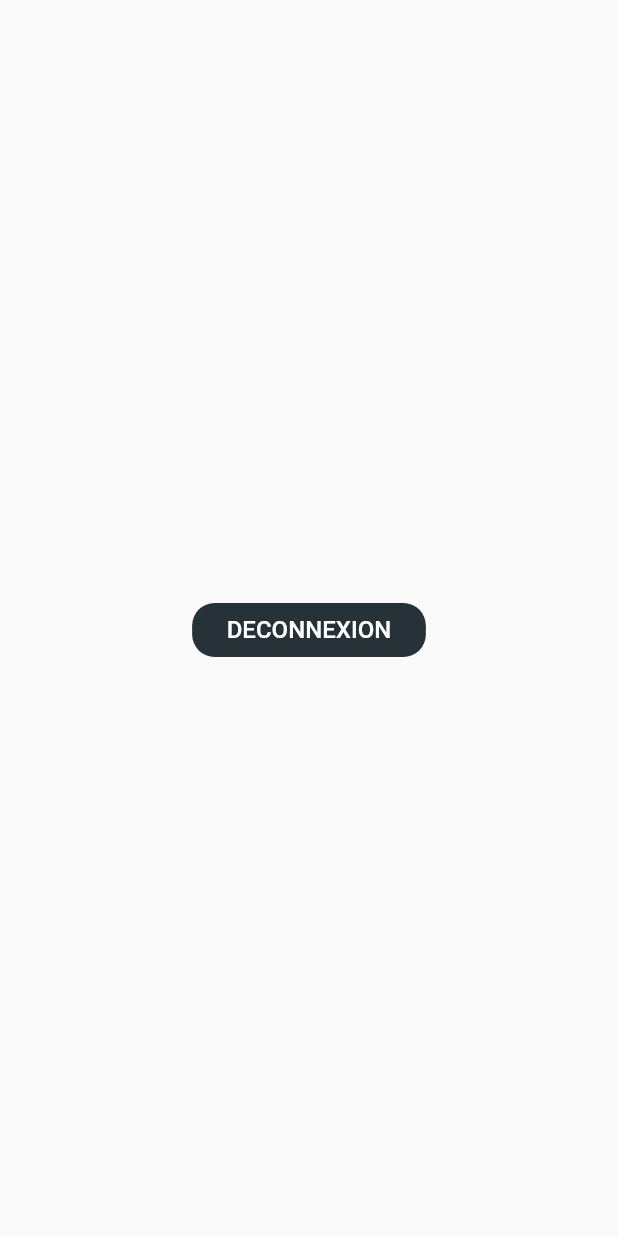
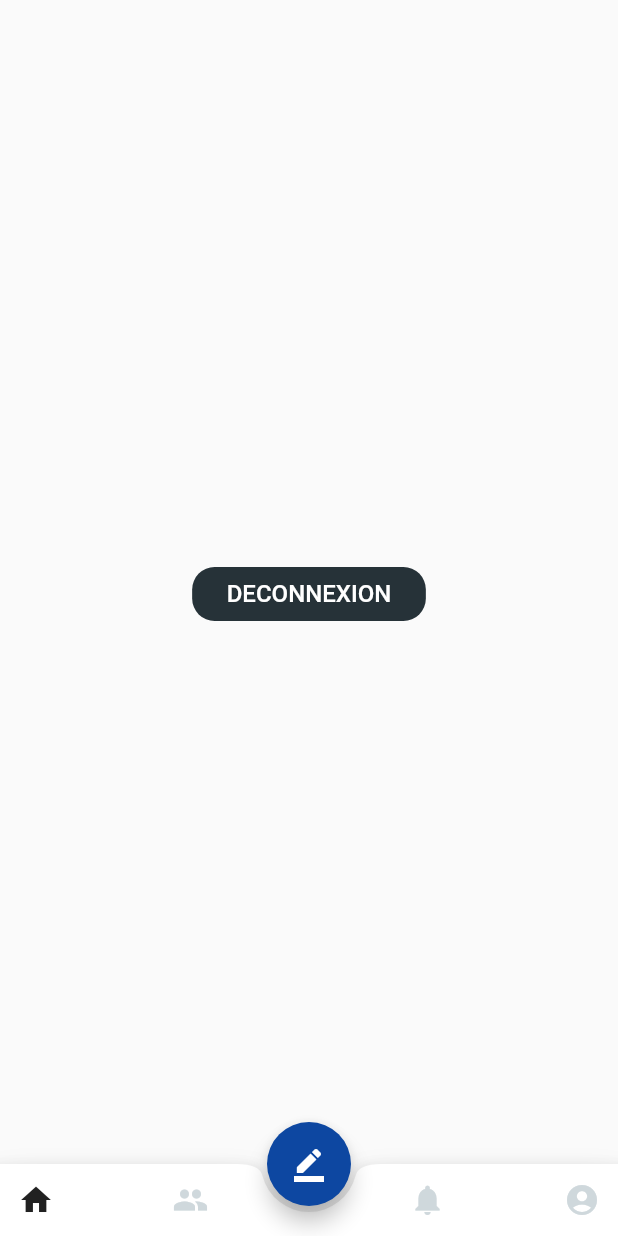
Before and after one commit to henriSedjame/app_social, a Flutter app: the screen it shows once a user with an empty profile is signed in, after a tap on "DECONNEXION", on a phone screen of 412 x 824 dp. Run offline on Flutter 3.47's test engine with Material 2 defaults, Android fonts, the phone set to English and light mode, and no system bars; our stand-ins replace cloud_firestore, firebase_auth, flutter_form_builder, flutter_mobx, get_it, injectable and 1 more; accounts and stored records are empty; generated files the repository leaves out were written again.

Commit message:
Page de Main

```diff
--- a/lib/main.dart
+++ b/lib/main.dart
@@ -1,11 +1,10 @@
 import 'package:app_social/domain/services/AuthenticationService.dart';
 import 'package:app_social/ui/pages/identification_page.dart';
-import 'package:app_social/ui/widgets/AppRaisedButton.dart';
+import 'package:app_social/ui/pages/main_page.dart';
 import 'package:firebase_auth/firebase_auth.dart';
 import 'package:flutter/material.dart';
 import 'package:get_it/get_it.dart';
 import 'config/InjectableConfig.dart' as Configuration;
-import 'ui/widgets/AppWidgets.dart';
 
 void main() {
   Configuration.configureInjection();
@@ -28,22 +27,7 @@ class MyApp extends StatelessWidget {
             stream: authenticationService.authStream,
             builder:
                 (BuildContext context, AsyncSnapshot<FirebaseUser> snapshot) {
-              return snapshot.hasData ? Scaffold(
-                body: Center(
-                  child: Column(
-                    mainAxisAlignment: MainAxisAlignment.center,
-                    children: <Widget>[
-                      Text('${snapshot.data.email}'),
-                      AppRaisedButton(
-                        text: 'DECONNEXION',
-                        color: Colors.blueGrey[900],
-                        elevation: 0.0,
-                        onPressed: () => authenticationService.logout(),
-                      )
-                    ],
-                  )
-                ),
-              ) : IdenificationPage();
+              return snapshot.hasData ? MainPage(userId: snapshot.data.uid) : IdenificationPage();
             }));
   }
 }
--- /dev/null
+++ b/lib/ui/pages/main_page.dart
@@ -0,0 +1,93 @@
+import 'package:app_social/domain/services/AuthenticationService.dart';
+import 'package:app_social/ui/stores/AppGlobalStore.dart';
+import 'package:flutter/material.dart';
+import 'package:flutter_mobx/flutter_mobx.dart';
+import 'package:get_it/get_it.dart';
+import '../widgets/AppWidgets.dart';
+
+class MainPage extends StatefulWidget {
+
+  String userId;
+
+  MainPage({@required this.userId, Key key}) : super(key: key);
+
+  @override
+  _MainPageState createState() => _MainPageState();
+}
+
+class _MainPageState extends State<MainPage> {
+
+  AuthenticationService _authenticationService;
+  AppGlobalStore _store;
+
+  @override
+  void didChangeDependencies() {
+    super.didChangeDependencies();
+    _authenticationService ??= GetIt.instance<AuthenticationService>();
+    _store ??= GetIt.instance<AppGlobalStore>();
+  }
+
+  @override
+  void initState() {
+    super.initState();
+  }
+
+  @override
+  Widget build(BuildContext context) {
+    return Observer(
+      builder: (_){
+        return Scaffold(
+          bottomNavigationBar: AppBottomBar(
+            items: <Widget>[
+              AppBottomBarItem(
+                store: _store,
+                name: 'home',
+                icon: Icon(Icons.home),
+                onPressed: (){},
+              ),
+              AppBottomBarItem(
+                store: _store,
+                name: 'friends',
+                icon: Icon(Icons.group),
+                onPressed: (){},
+              ),
+              Container(width: 0, height: 0,),
+              AppBottomBarItem(
+                store: _store,
+                name: 'notifications',
+                icon: Icon(Icons.notifications),
+                onPressed: (){},
+              ),
+              AppBottomBarItem(
+                store: _store,
+                name: 'account',
+                icon: Icon(Icons.account_circle),
+                onPressed: (){},
+              )
+            ],
+          ),
+          floatingActionButton: FloatingActionButton(
+            onPressed: (){},
+            backgroundColor: blueLight,
+            child: Icon(Icons.border_color),
+          ),
+          floatingActionButtonLocation: FloatingActionButtonLocation.centerDocked,
+          body: Center(
+              child: Column(
+                mainAxisAlignment: MainAxisAlignment.center,
+                children: <Widget>[
+                  Text('${widget.userId}'),
+                  AppRaisedButton(
+                    text: 'DECONNEXION',
+                    color: Colors.blueGrey[900],
+                    elevation: 0.0,
+                    onPressed: () => _authenticationService.logout(),
+                  )
+                ],
+              )
+          ),
+        );
+      },
+    );
+  }
+}
--- a/lib/ui/stores/AppGlobalStore.dart
+++ b/lib/ui/stores/AppGlobalStore.dart
@@ -9,7 +9,10 @@ class AppGlobalStore extends _AppGlobalStore with _$AppGlobalStore{}
 abstract class _AppGlobalStore with Store {
 
   @observable
-  int currentLogMenuIdx;
+  int currentLogMenuIdx = 0;
+
+  @observable
+  String selectedMenuItem = 'home';
 
   @action
   void changeLogMenu(int idx){
@@ -18,4 +21,8 @@ abstract class _AppGlobalStore with Store {
     }
   }
 
+  @action
+  void changeAppMenu(String menu){
+    selectedMenuItem = menu;
+  }
 }
--- /dev/null
+++ b/lib/ui/widgets/AppBottomBar.dart
@@ -0,0 +1,13 @@
+
+import 'package:flutter/material.dart';
+
+class AppBottomBar extends BottomAppBar {
+  AppBottomBar({@required List<Widget> items}) : super(
+    shape: CircularNotchedRectangle(),
+    child: Row(
+      mainAxisAlignment: MainAxisAlignment.spaceBetween,
+      mainAxisSize: MainAxisSize.max,
+      children: items
+    )
+  );
+}
--- /dev/null
+++ b/lib/ui/widgets/AppBottomBarItem.dart
@@ -0,0 +1,21 @@
+
+import 'package:app_social/ui/stores/AppGlobalStore.dart';
+import 'package:app_social/ui/widgets/AppColors.dart';
+import 'package:flutter/foundation.dart';
+import 'package:flutter/material.dart';
+
+class AppBottomBarItem extends IconButton {
+
+  AppBottomBarItem({@required String name,
+    @required AppGlobalStore store,
+    @required Icon icon,
+    @required VoidCallback onPressed}) : super(
+      onPressed: () {
+        store.changeAppMenu(name);
+        onPressed();
+      },
+      icon: icon,
+      color: store.selectedMenuItem == name ? darkGrey : ternaryColor
+  );
+
+}
--- a/lib/ui/widgets/AppWidgets.dart
+++ b/lib/ui/widgets/AppWidgets.dart
@@ -8,3 +8,5 @@ export 'AppImages.dart';
 export 'AppLogBar.dart';
 export 'AppRaisedButton.dart';
 export 'AppLogBarPainter.dart';
+export 'AppBottomBar.dart';
+export 'AppBottomBarItem.dart';
```
Also changed, not shown: lib/ui/pages/identification_page.dart (+5 -4 lines), lib/ui/utils/ToasterUtils.dart (added, +28 -0 lines), pubspec.yaml (+5 -4 lines), lib/ui/stores/AppGlobalStore.g.dart, pubspec.lock.
